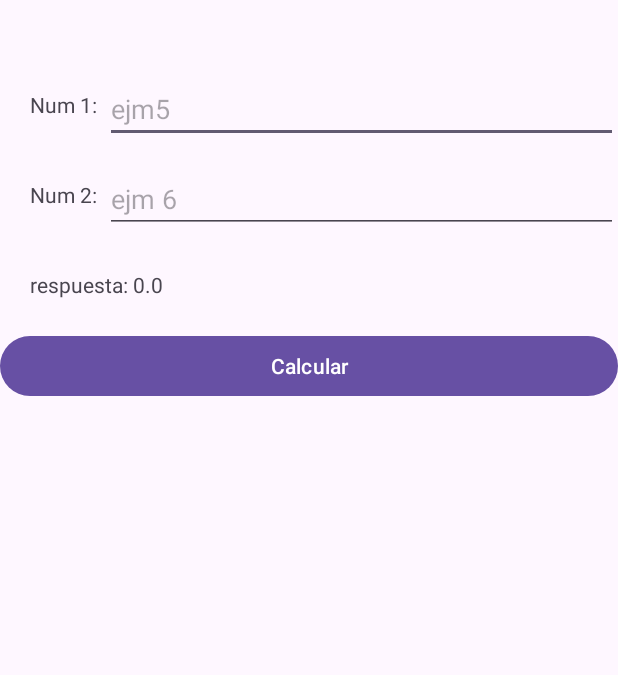
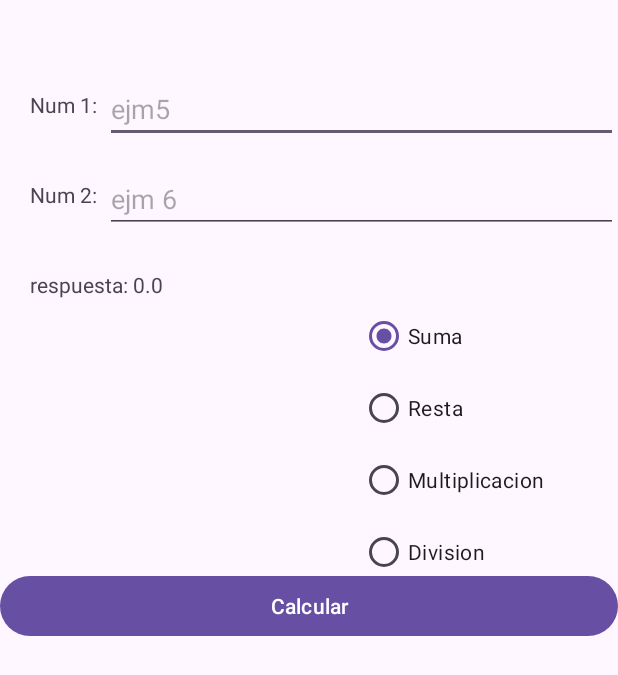
Before and after one commit to Everchavar/progra-II-2025, an Android app: the screen it shows after launch (MainActivity), after a tap on "Calcular", on a phone screen of 412 x 824 dp. Shown: the top 675 px of the screen. Run offline under Robolectric (Android 15) with nearby library versions, the phone set to English and light mode, and no system bars; 3 statements that could not run were skipped.

Commit message:
se le agregaronrestamultiplicacion y division

```diff
--- a/app/src/main/java/com/ugb/miprimeraplicacion/MainActivity.java
+++ b/app/src/main/java/com/ugb/miprimeraplicacion/MainActivity.java
@@ -3,6 +3,7 @@ package com.ugb.miprimeraplicacion;
 import android.os.Bundle;
 import android.view.View;
 import android.widget.Button;
+import android.widget.RadioGroup;
 import android.widget.TextView;
 
 import androidx.activity.EdgeToEdge;
@@ -14,6 +15,8 @@ import androidx.core.view.WindowInsetsCompat;
 public class MainActivity extends AppCompatActivity {
     Button btn;
     TextView tempVal;
+    RadioGroup rgo;
+
 
     @Override
     protected void onCreate(Bundle savedInstanceState) {
@@ -28,6 +31,17 @@ public class MainActivity extends AppCompatActivity {
 
                 tempVal = findViewById(R.id.txtNum2);
                 double num2 = Double.parseDouble(tempVal.getText().toString());
+                rgo = findViewById(R.id.rgOpciones);
+                        switch (rgo.getCheckedRadioButtonId()){
+                            case R.id.optSuma:
+                                respuesta = num1+num2;
+                                break;
+                            case R.id.optResta:
+                                respuesta = num1-num2:
+                                break;
+                                case R.id
+
+                        }
 
                 double respuesta = num1 + num2;
                 tempVal = findViewById(R.id.lblrespuesta);
--- a/app/src/main/res/layout/activity_main.xml
+++ b/app/src/main/res/layout/activity_main.xml
@@ -41,20 +41,49 @@
         android:text="Respuesta:?"
         android:layout_width="wrap_content"
         android:layout_height="wrap_content"/>
+
+
+    <RadioGroup
+        android:id="@+id/rgOpciones"
+        android:layout_width="wrap_content"
+        android:layout_height="wrap_content"
+        android:layout_marginLeft="240dp"
+        android:layout_marginTop="200dp">
+
+        <RadioButton
+            android:id="@+id/optSuma"
+            android:layout_width="wrap_content"
+            android:layout_height="wrap_content"
+            android:checked="true"
+            android:text="Suma" />
+
+        <RadioButton
+            android:id="@+id/optResta"
+            android:layout_width="wrap_content"
+            android:layout_height="wrap_content"
+            android:text="Resta" />
+
+        <RadioButton
+            android:id="@+id/optMultiplicacion"
+            android:layout_width="wrap_content"
+            android:layout_height="wrap_content"
+            android:text="Multiplicacion" />
+
+        <RadioButton
+            android:id="@+id/optDivision"
+            android:layout_width="wrap_content"
+            android:layout_height="wrap_content"
+            android:text="Division" />
+
+
+    </RadioGroup>
+
     <Button
         android:id="@+id/btncalcular"
-        android:layout_marginTop="220dp"
-        android:text="Calcular"
         android:layout_width="match_parent"
-        android:layout_height="wrap_content"/>
-
-
-
-
-
-
-
-
+        android:layout_height="wrap_content"
+        android:layout_marginTop="380dp"
+        android:text="Calcular" />
 
 
 </RelativeLayout>
```
